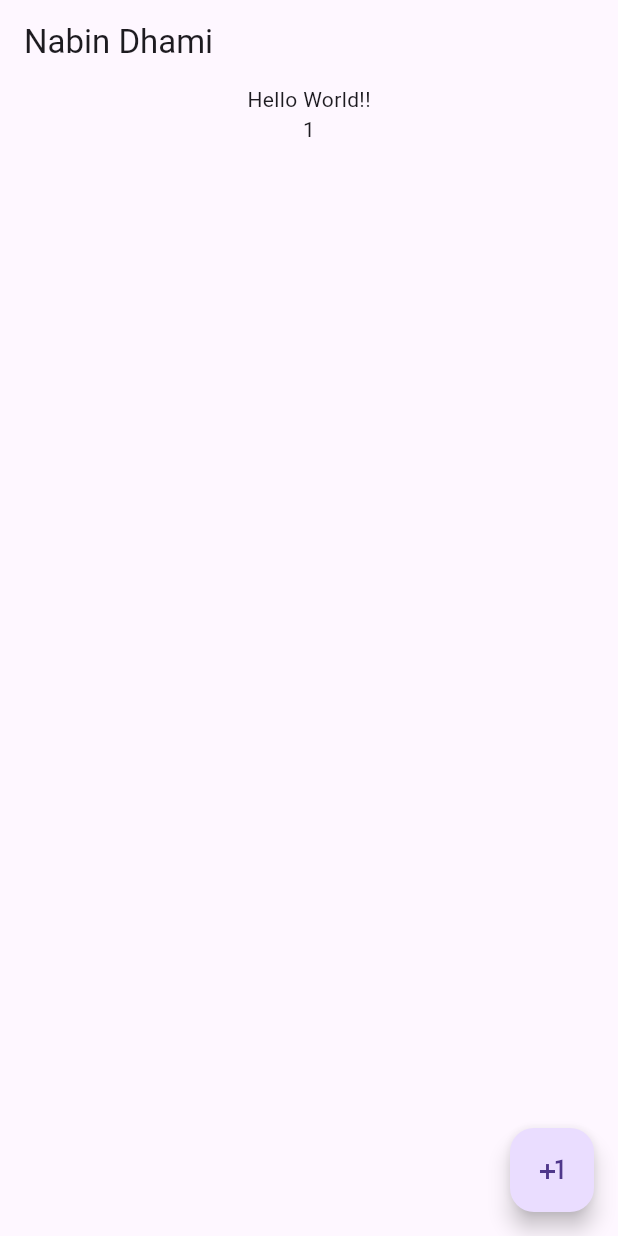
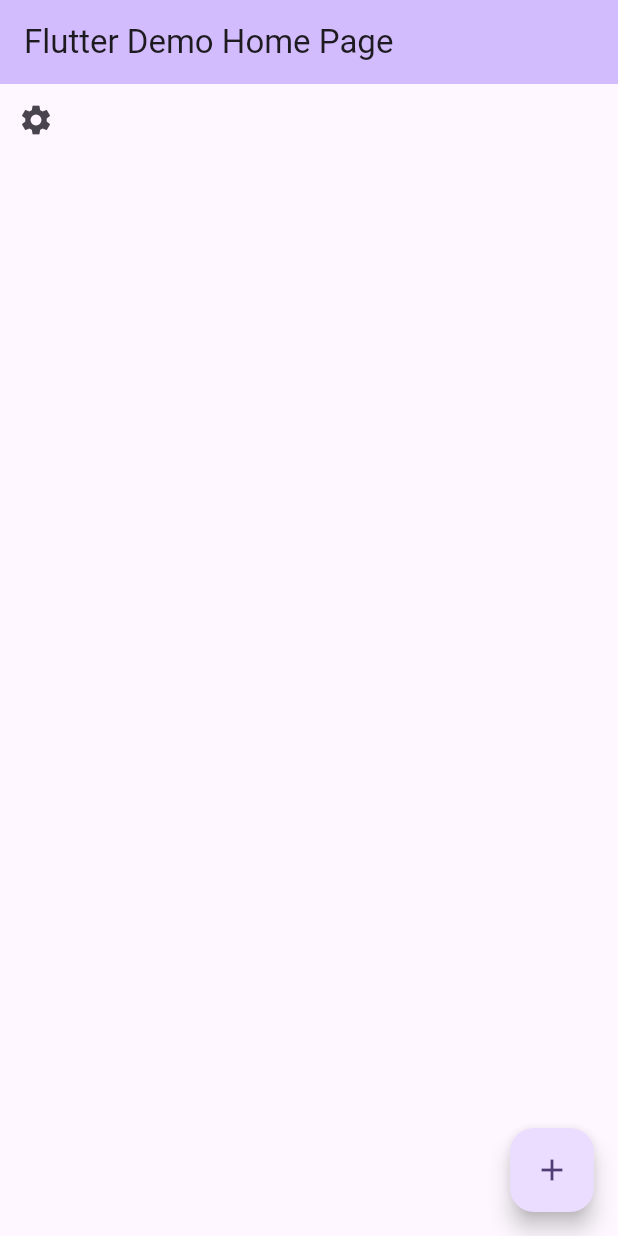
Before and after one commit to nabind47/learn_flutter, a Flutter app: the screen it shows after launch, on a phone screen of 412 x 824 dp. Run offline on Flutter 3.47's test engine with Material 3 defaults, Android fonts, the phone set to English and light mode, and no system bars.

Commit message:
feat: looping in widgets

```diff
--- a/lib/main.dart
+++ b/lib/main.dart
@@ -1,38 +1,65 @@
 import 'package:flutter/material.dart';
+import 'package:learn_flutter/setting_screen.dart';
 
 void main() {
-  runApp(const MaterialApp(home: MyApp()));
+  runApp(const MyApp());
 }
 
-class MyApp extends StatefulWidget {
+class MyApp extends StatelessWidget {
   const MyApp({super.key});
 
   @override
-  State<MyApp> createState() => _MyAppState();
+  Widget build(BuildContext context) {
+    return MaterialApp(
+      title: 'Flutter Demo',
+      theme: ThemeData(
+        colorScheme: ColorScheme.fromSeed(seedColor: Colors.deepPurple),
+        useMaterial3: true,
+      ),
+      home: const MyHomePage(title: 'Flutter Demo Home Page'),
+    );
+  }
 }
 
-class _MyAppState extends State<MyApp> {
-  int score = 1;
+class MyHomePage extends StatefulWidget {
+  const MyHomePage({super.key, required this.title});
+
+  final String title;
+
+  @override
+  State<MyHomePage> createState() => _MyHomePageState();
+}
+
+class _MyHomePageState extends State<MyHomePage> {
+  int _counter = 0;
+
+  void _incrementCounter() {
+    setState(() {
+      _counter++;
+    });
+  }
 
   @override
   Widget build(BuildContext context) {
     return Scaffold(
-      appBar: AppBar(title: const Text("Nabin Dhami")),
-      floatingActionButton: FloatingActionButton(
-        child: const Icon(Icons.plus_one),
-        onPressed: () {
-          setState(() {
-            score = score + 1;
-          });
-        },
+      appBar: AppBar(
+        backgroundColor: Theme.of(context).colorScheme.inversePrimary,
+        title: Text(widget.title),
       ),
       body: Column(
         children: [
-          const Center(child: Center(child: Text("Hello World!!"))),
-          Text(
-            '$score',
-          ),
+          IconButton(
+              onPressed: () {
+                Navigator.push(context,
+                    MaterialPageRoute(builder: (_) => const SettingsScreen()));
+              },
+              icon: const Icon(Icons.settings))
         ],
+      ),
+      floatingActionButton: FloatingActionButton(
+        onPressed: _incrementCounter,
+        tooltip: 'Increment',
+        child: const Icon(Icons.add),
       ),
     );
   }
```
Also changed, not shown: lib/setting_screen.dart (added, +16 -0 lines), 1 other file.
